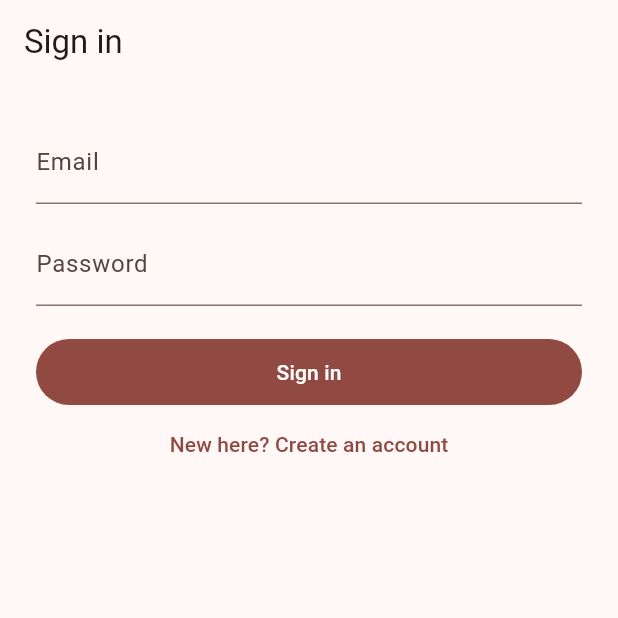
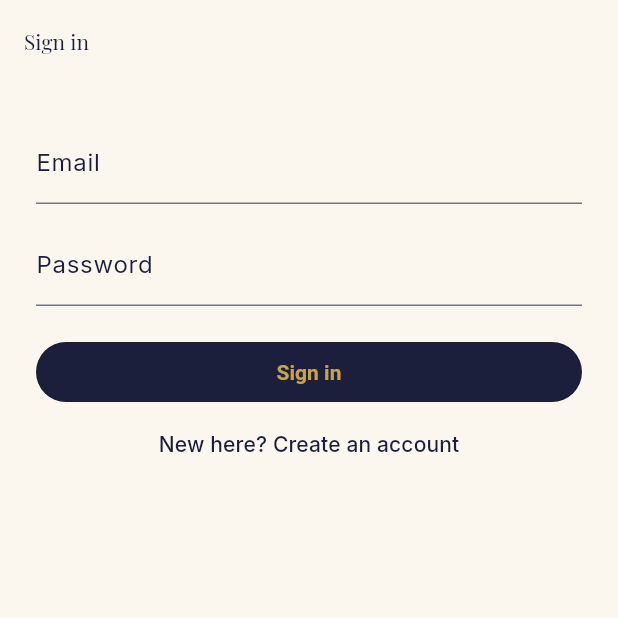
Before and after one commit to valedepact/secretsanta359, a Flutter app: the screen it shows after launch, after a tap on "Sign In / Register", on a phone screen of 412 x 824 dp, the top half of it. Run offline on Flutter 3.47's test engine with Material 3 defaults, Android fonts, the phone set to English and light mode, and no system bars; our stand-ins replace go_router, google_fonts, supabase_flutter, web; missing offline and left inert: dart:js_interop; accounts and stored records are empty; statements that could not run were skipped.

Commit message:
Restyle app theme, fix Android package ID, clarify install messaging
Theme: deep indigo + warm gold palette, Playfair Display headings over
Inter body text, rounded cards/buttons - a more premium feel without
leaning on literal Christmas red/green.

Android: applicationId/namespace was still the Flutter template default
com.example.secret_santa_organizer, which silently fails to install on
any device that already has another app using that same default ID
(signing certificate mismatch). Changed to ug.secretsanta359.app.

Install button: iOS Safari has no install-prompt API and can't run
.apk files at all, so the existing hint is now more visible, and the
Android install button clarifies it's optional since the browser
already works fully without it.

```diff
--- a/flutter_app/lib/main.dart
+++ b/flutter_app/lib/main.dart
@@ -10,6 +10,7 @@ import 'pages/participant_event_page.dart';
 import 'pages/sign_in_page.dart';
 import 'services/auth_service.dart';
 import 'services/supabase_service.dart';
+import 'utils/app_theme.dart';
 
 void main() async {
   WidgetsFlutterBinding.ensureInitialized();
@@ -70,7 +71,7 @@ class SecretSantaApp extends StatelessWidget {
   Widget build(BuildContext context) {
     return MaterialApp.router(
       title: 'Secret Santa Organizer',
-      theme: ThemeData(colorScheme: ColorScheme.fromSeed(seedColor: Colors.red)),
+      theme: AppTheme.light,
       routerConfig: _router,
     );
   }
--- a/flutter_app/lib/pages/join_page.dart
+++ b/flutter_app/lib/pages/join_page.dart
@@ -503,7 +503,7 @@ class _RevealViewState extends State<_RevealView> {
               child: Column(
                 mainAxisAlignment: MainAxisAlignment.center,
                 children: [
-                  const Icon(Icons.card_giftcard, size: 64, color: Colors.red),
+                  Icon(Icons.card_giftcard, size: 64, color: Theme.of(context).colorScheme.secondary),
                   const SizedBox(height: 16),
                   Text('Hi ${reveal.participantName}!', style: Theme.of(context).textTheme.titleLarge),
                   const SizedBox(height: 8),
--- a/flutter_app/lib/pages/landing_page.dart
+++ b/flutter_app/lib/pages/landing_page.dart
@@ -17,7 +17,7 @@ class LandingPage extends StatelessWidget {
               child: Column(
                 mainAxisAlignment: MainAxisAlignment.center,
                 children: [
-                  const Icon(Icons.card_giftcard, size: 72, color: Colors.red),
+                  Icon(Icons.card_giftcard, size: 72, color: Theme.of(context).colorScheme.secondary),
                   const SizedBox(height: 16),
                   Text(
                     'Secret Santa Organizer',
@@ -81,7 +81,7 @@ class _FeatureRow extends StatelessWidget {
       padding: const EdgeInsets.symmetric(vertical: 6),
       child: Row(
         children: [
-          Icon(icon, color: Colors.red),
+          Icon(icon, color: Theme.of(context).colorScheme.secondary),
           const SizedBox(width: 12),
           Expanded(child: Text(text)),
         ],
--- /dev/null
+++ b/flutter_app/lib/utils/app_theme.dart
@@ -0,0 +1,78 @@
+import 'package:flutter/material.dart';
+import 'package:google_fonts/google_fonts.dart';
+
+/// Deep indigo + warm gold: a premium, gift-giving feel without leaning on
+/// literal Christmas red/green. Playfair Display for headings keeps things
+/// elegant; Inter for body text keeps it readable at small sizes.
+class AppTheme {
+  static const _indigo = Color(0xFF1B1F3B);
+  static const _gold = Color(0xFFC9A24B);
+  static const _cream = Color(0xFFFBF7EF);
+
+  static ThemeData get light {
+    final colorScheme = ColorScheme.fromSeed(
+      seedColor: _indigo,
+      primary: _indigo,
+      secondary: _gold,
+      surface: _cream,
+      brightness: Brightness.light,
+    );
+
+    final base = ThemeData(colorScheme: colorScheme, useMaterial3: true);
+    final headingFont = GoogleFonts.playfairDisplayTextTheme(base.textTheme);
+    final bodyFont = GoogleFonts.interTextTheme(base.textTheme);
+
+    final textTheme = bodyFont.copyWith(
+      displayLarge: headingFont.displayLarge,
+      displayMedium: headingFont.displayMedium,
+      displaySmall: headingFont.displaySmall,
+      headlineLarge: headingFont.headlineLarge,
+      headlineMedium: headingFont.headlineMedium,
+      headlineSmall: headingFont.headlineSmall,
+      titleLarge: headingFont.titleLarge,
+    );
+
+    return base.copyWith(
+      scaffoldBackgroundColor: _cream,
+      textTheme: textTheme,
+      appBarTheme: AppBarTheme(
+        backgroundColor: _cream,
+        foregroundColor: _indigo,
+        elevation: 0,
+        titleTextStyle: headingFont.titleLarge?.copyWith(color: _indigo),
+      ),
+      cardTheme: CardThemeData(
+        color: Colors.white,
+        elevation: 0,
+        shape: RoundedRectangleBorder(
+          borderRadius: BorderRadius.circular(16),
+          side: const BorderSide(color: Color(0x22C9A24B)),
+        ),
+        margin: const EdgeInsets.symmetric(vertical: 8),
+      ),
+      filledButtonTheme: FilledButtonThemeData(
+        style: FilledButton.styleFrom(
+          backgroundColor: _indigo,
+          foregroundColor: _gold,
+          shape: RoundedRectangleBorder(borderRadius: BorderRadius.circular(28)),
+          textStyle: const TextStyle(fontWeight: FontWeight.w600),
+        ),
+      ),
+      outlinedButtonTheme: OutlinedButtonThemeData(
+        style: OutlinedButton.styleFrom(
+          foregroundColor: _indigo,
+          side: const BorderSide(color: _gold, width: 1.4),
+          shape: RoundedRectangleBorder(borderRadius: BorderRadius.circular(28)),
+        ),
+      ),
+      inputDecorationTheme: InputDecorationTheme(
+        focusedBorder: const UnderlineInputBorder(
+          borderSide: BorderSide(color: _gold, width: 2),
+        ),
+        labelStyle: const TextStyle(color: _indigo),
+      ),
+      iconTheme: const IconThemeData(color: _gold),
+      colorScheme: colorScheme,
+    );
+  }
+}
--- a/flutter_app/lib/widgets/install_app_button.dart
+++ b/flutter_app/lib/widgets/install_app_button.dart
@@ -42,19 +42,37 @@ class _InstallAppButtonState extends State<InstallAppButton> {
   @override
   Widget build(BuildContext context) {
     if (_canInstall) {
-      return OutlinedButton.icon(
-        onPressed: () => promptPwaInstall(),
-        icon: const Icon(Icons.install_mobile),
-        label: const Text('Install App'),
+      return Column(
+        mainAxisSize: MainAxisSize.min,
+        children: [
+          OutlinedButton.icon(
+            onPressed: () => promptPwaInstall(),
+            icon: const Icon(Icons.install_mobile),
+            label: const Text('Install App'),
+          ),
+          const SizedBox(height: 4),
+          const Text(
+            'Optional - it already works fully in your browser.',
+            style: TextStyle(fontSize: 12, color: Colors.grey),
+          ),
+        ],
       );
     }
     if (isLikelyIosSafari()) {
-      return const Padding(
-        padding: EdgeInsets.symmetric(vertical: 8),
-        child: Text(
-          'On iPhone/iPad: tap Share, then "Add to Home Screen" to install.',
-          style: TextStyle(fontSize: 12, color: Colors.grey),
-          textAlign: TextAlign.center,
+      return Padding(
+        padding: const EdgeInsets.symmetric(vertical: 8),
+        child: Row(
+          mainAxisSize: MainAxisSize.min,
+          children: [
+            Icon(Icons.ios_share, size: 16, color: Theme.of(context).colorScheme.secondary),
+            const SizedBox(width: 8),
+            const Flexible(
+              child: Text(
+                'No app to download on iPhone - tap Share, then "Add to Home Screen".',
+                style: TextStyle(fontSize: 12, color: Colors.grey),
+              ),
+            ),
+          ],
         ),
       );
     }
--- a/flutter_app/pubspec.yaml
+++ b/flutter_app/pubspec.yaml
@@ -36,6 +36,7 @@ dependencies:
   # The following adds the Cupertino Icons font to your application.
   # Use with the CupertinoIcons class for iOS style icons.
   cupertino_icons: ^1.0.8
+  google_fonts: ^6.2.1
   supabase_flutter: 2.14.2
   go_router: ^14.6.0
   provider: ^6.1.2
```
Also changed, not shown: flutter_app/pubspec.lock, 4 other files.
